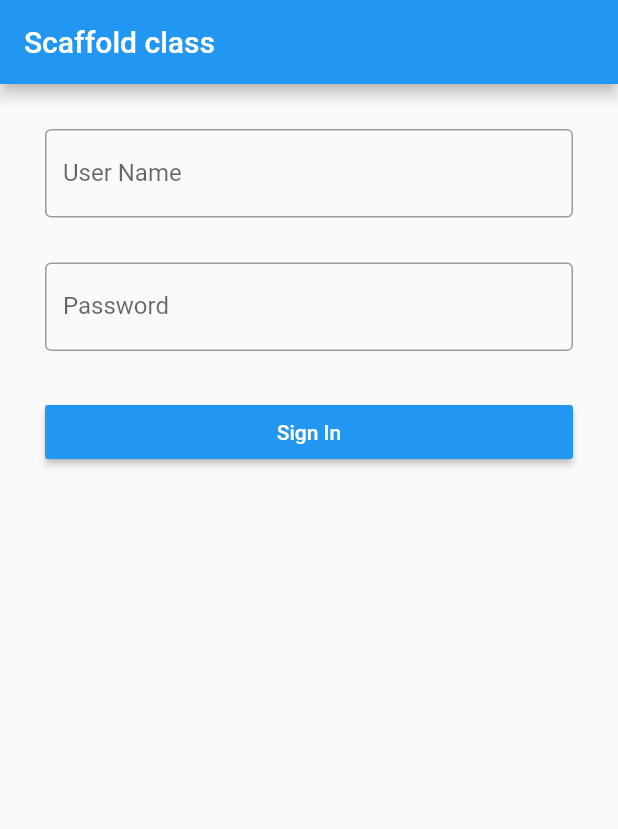
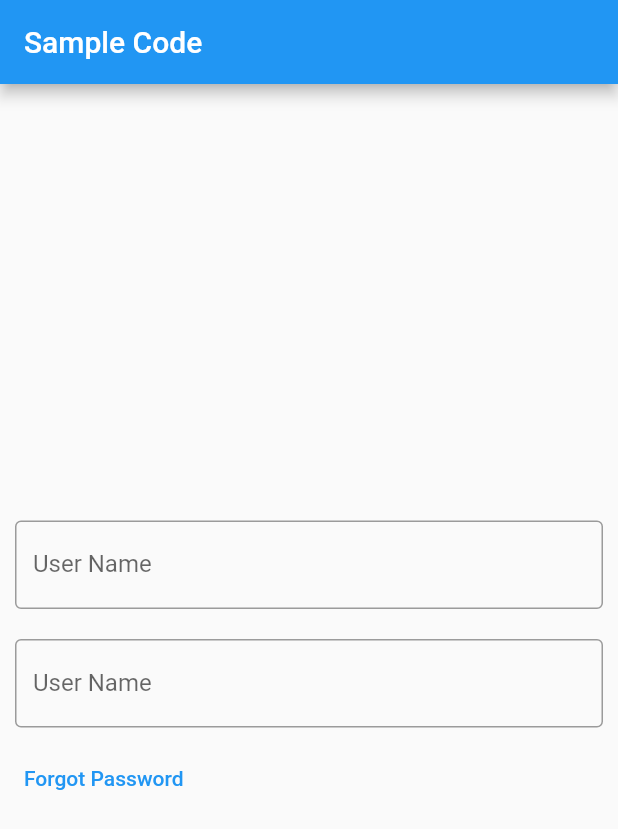
Before and after one commit to loveleenkaurnancy/flutter_app, a Flutter app: the screen it shows after launch, on a phone screen of 412 x 824 dp. Shown: the top 829 px of the screen. Run offline on Flutter 3.47's test engine with Material 2 defaults, Android fonts, the phone set to English and light mode, and no system bars.

Commit message:
Login Screen-II

```diff
--- a/lib/main.dart
+++ b/lib/main.dart
@@ -1,78 +1,145 @@
 import 'package:flutter/material.dart';
 
 void main() {
-  runApp(MyApp());
+  runApp(MaterialApp(
+    home: MyApp(),
+  ));
 }
 
-class MyApp extends StatelessWidget {
+class MyApp extends StatefulWidget {
+  @override
+  _State createState() => _State();
+}
 
-  static const String _title = 'Flutter Code Sample';
+class _State extends State<MyApp> {
+  TextEditingController nameController = TextEditingController();
+  TextEditingController passwordController = TextEditingController();
 
   @override
   Widget build(BuildContext context) {
-
-    return MaterialApp(
-      title: _title,
-      home: MyStatefulWidget(),
-    );
-
-  }
-}
-
-/// This is the stateful widget that the main application instantiates.
-class MyStatefulWidget extends StatefulWidget {
-  MyStatefulWidget({Key key}) : super(key: key);
-
-  @override
-  _MyStatefulWidgetState createState() => _MyStatefulWidgetState();
-}
-
-/// This is the private State class that goes with MyStatefulWidget.
-class _MyStatefulWidgetState extends State<MyStatefulWidget> {
     int _count = 0;
 
-  Widget build(BuildContext context) {
     return Scaffold(
       appBar: AppBar(
-        title: const Text('Scaffold class'),
+        title: const Text('Sample Code'),
       ),
-        body: Padding(
-            padding: EdgeInsets.all(15),
+      body: Center(
         child: Column(
+          mainAxisAlignment: MainAxisAlignment.center,
+          mainAxisSize: MainAxisSize.min,
           children: <Widget>[
-                Padding(
-                  padding: EdgeInsets.all(15),
+            Container(
+              padding: EdgeInsets.all(10),
               child: TextField(
+                controller: nameController,
                 decoration: InputDecoration(
                   border: OutlineInputBorder(),
                   labelText: 'User Name',
-                      hintText: 'Enter Your Name',
                 ),
               ),
             ),
-                Padding(
-                  padding: EdgeInsets.all(15),
+            Container(
+              padding: EdgeInsets.all(10),
               child: TextField(
-                    obscureText: true,
+                controller: nameController,
                 decoration: InputDecoration(
                   border: OutlineInputBorder(),
-                      labelText: 'Password',
-                      hintText: 'Enter Password',
+                  labelText: 'User Name',
                 ),
               ),
             ),
-                Padding(
-                  padding: EdgeInsets.all(15),
-                  child: MaterialButton(
-                    minWidth: double.infinity,
-                    textColor: Colors.white,
-                    color: Colors.blue,
-                    child: Text('Sign In'),
-                    onPressed: (){},
-                ),),
+            Container(
+              width: 5.0,
+              height: 0,
+            ),
+            FlatButton(
+              onPressed: () {
+                //forgot password screen
+              },
+              textColor: Colors.blue,
+              child: Align(
+                  alignment: Alignment.centerLeft,
+                  child: Text('Forgot Password')),
+            ),
           ],
-            )
-        )
+        ),
+      ),
     );
   }
+
+  // Widget build(BuildContext context) {
+  //   return Scaffold(
+  //       body: Padding(
+  //           padding: EdgeInsets.all(10),
+  //           child: Column(
+  //             mainAxisSize: MainAxisSize.max,
+  //             children: <Widget>[
+  //               Container(
+  //                   alignment: Alignment.center,
+  //                   padding: EdgeInsets.all(10),
+  //                   child: Text(
+  //                     'Sign in',
+  //                     style: TextStyle(fontSize: 20),
+  //                   )),
+  //               Container(
+  //                 padding: EdgeInsets.all(10),
+  //                 child: TextField(
+  //                   controller: nameController,
+  //                   decoration: InputDecoration(
+  //                     border: OutlineInputBorder(),
+  //                     labelText: 'User Name',
+  //                   ),
+  //                 ),
+  //               ),
+  //               Container(
+  //                 padding: EdgeInsets.fromLTRB(10, 10, 10, 0),
+  //                 child: TextField(
+  //                   obscureText: true,
+  //                   controller: passwordController,
+  //                   decoration: InputDecoration(
+  //                     border: OutlineInputBorder(),
+  //                     labelText: 'Password',
+  //                   ),
+  //                 ),
+  //               ),
+  //               FlatButton(
+  //                 onPressed: () {
+  //                   //forgot password screen
+  //                 },
+  //                 textColor: Colors.blue,
+  //                 child: Align(
+  //                     alignment: Alignment.centerLeft,
+  //                     child: Text('Forgot Password')),
+  //               ),
+  //               Container(
+  //                   height: 50,
+  //                   padding: EdgeInsets.fromLTRB(10, 0, 10, 0),
+  //                   child: RaisedButton(
+  //                     textColor: Colors.white,
+  //                     color: Colors.blue,
+  //                     child: Text('Login'),
+  //                     onPressed: () {
+  //                       print(nameController.text);
+  //                       print(passwordController.text);
+  //                     },
+  //                   )),
+  //               Align(alignment: Alignment.topLeft,
+  //                   child: Row(
+  //                     children: <Widget>[
+  //                       Text('First Time? ',
+  //                         style: TextStyle(
+  //                             fontSize: 15.0),
+  //                       ),
+  //                       Text(
+  //                         'Create Account',
+  //                         style: TextStyle(
+  //                             fontSize: 15.0, decoration: TextDecoration.underline),
+  //                       ),
+  //                     ],
+  //                     mainAxisAlignment: MainAxisAlignment.center,
+  //                   ))
+  //             ],
+  //           )));
+  // }
+
 }
--- a/pubspec.yaml
+++ b/pubspec.yaml
@@ -77,3 +77,4 @@ flutter:
 
   assets :
     - assets/images/pic.png
+    - assets/images/bg.jpeg
```
Also changed, not shown: assets/images/bg.jpeg (added). Lines whose indentation alone changed are shown as unchanged.
